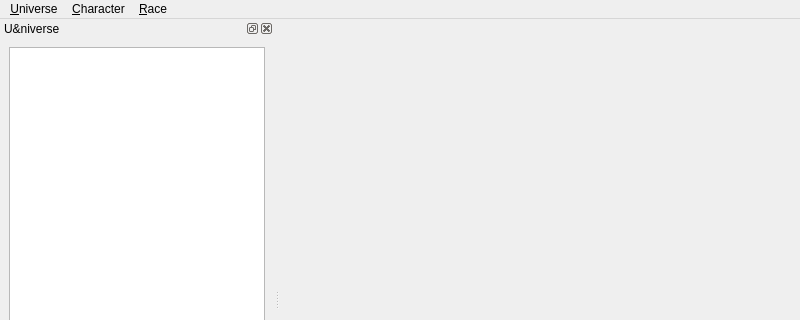
Old version of the form ui/MainWindow.ui in the repository jgardner1/JGRPGTools; both pictures show x 0 to 800 and y 0 to 320 of the 800 by 600 pixel window.
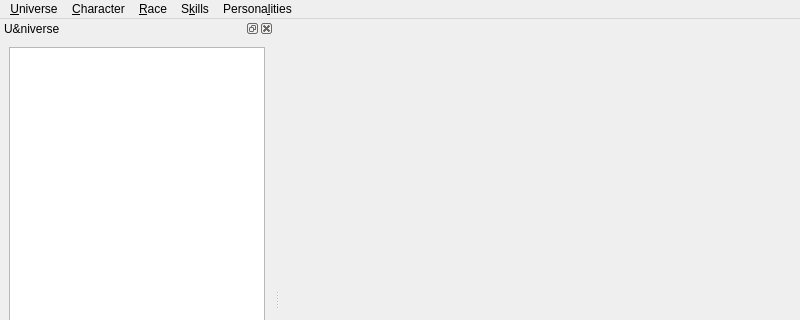
New version of the form. Custom widgets are drawn as their Qt base class.

Commit message: Lots of changes. The Skills dialog should have better error handling.

Patch:
```diff
--- a/ui/MainWindow.ui
+++ b/ui/MainWindow.ui
@@ -47,9 +47,24 @@
     </property>
     <addaction name="actionCreateRace"/>
    </widget>
+   <widget class="QMenu" name="menuSkills">
+    <property name="title">
+     <string>S&amp;kills</string>
+    </property>
+    <addaction name="separator"/>
+    <addaction name="actionCreateSkill"/>
+   </widget>
+   <widget class="QMenu" name="menuPersonalities">
+    <property name="title">
+     <string>Persona&amp;lities</string>
+    </property>
+    <addaction name="actionCreatePersonality"/>
+   </widget>
    <addaction name="menuUniverse"/>
    <addaction name="menuCharacter"/>
    <addaction name="menuRace"/>
+   <addaction name="menuSkills"/>
+   <addaction name="menuPersonalities"/>
   </widget>
   <widget class="QStatusBar" name="statusbar"/>
   <widget class="QDockWidget" name="universeDockWidget">
```
Left out of the diff: 44 changed lines with no effect on the pictures. The commit also changes 9 other files.
